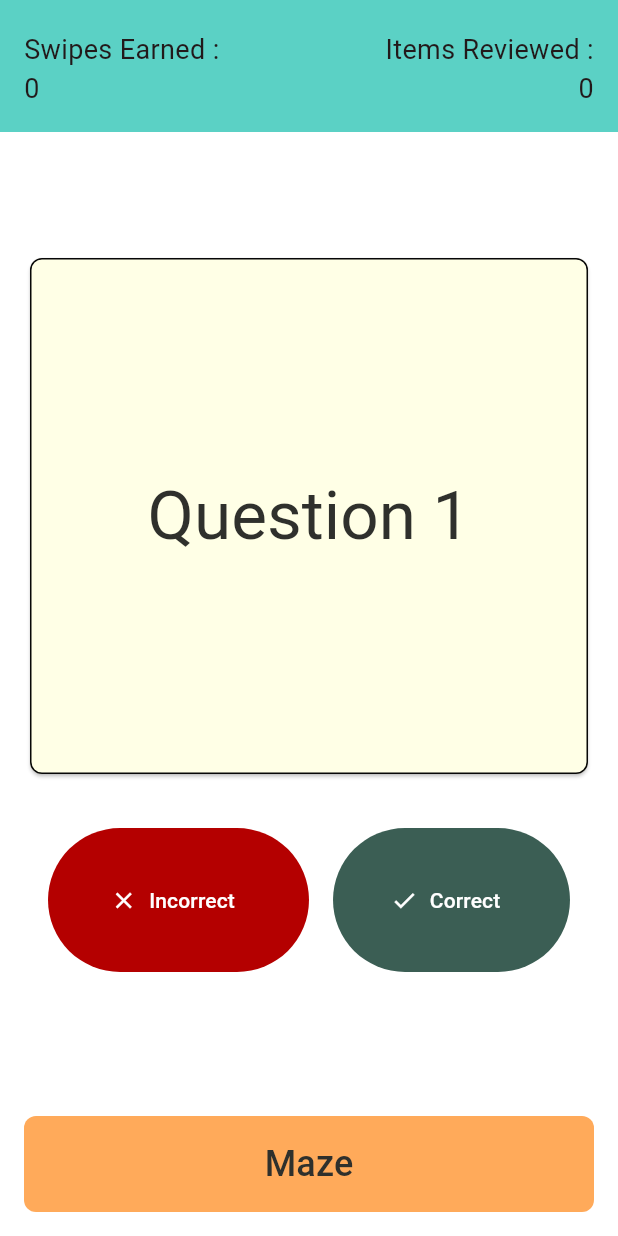
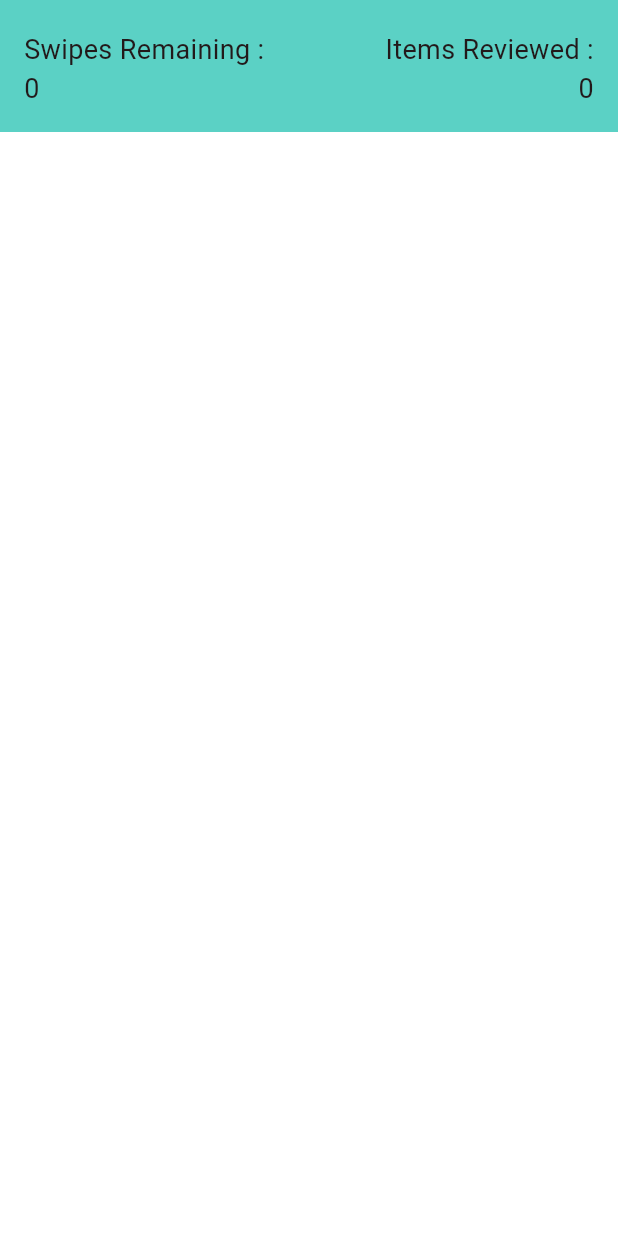
Before and after one commit to CallieWarren/quizmaze, a Flutter app: the screen it shows after launch, after a tap on "Maze", on a phone screen of 412 x 824 dp. Run offline on Flutter 3.47's test engine with Material 3 defaults, Android fonts, the phone set to English and light mode, and no system bars.

Commit message:
add maze logic

```diff
--- a/lib/game/ui/main.dart
+++ b/lib/game/ui/flashcard_quiz.dart
@@ -1,6 +1,7 @@
 import 'package:flutter/material.dart';
 import 'package:provider/provider.dart';
-import 'package:quizmaze/game/viewmodel/flash_card.dart';
+
+import 'model/flash_card.dart';
 
 void main() {
   runApp(QuizMaze());
@@ -60,41 +61,14 @@ class QuizPage extends StatelessWidget {
         child: Center(
           child: Column(
             children: [
-              Container(
-                padding: const EdgeInsets.fromLTRB(16, 20, 16, 16),
-                color: Color.fromARGB(200, 46, 196, 181),
-                child: Row(
-                  mainAxisAlignment: MainAxisAlignment.center,
-                  children: [
-                    Expanded(
-                      child: Text(
-                        'Swipes Earned :\n${appState.correct}',
-                        textAlign: TextAlign.left,
-                        style: TextStyle(
-                          fontSize: 18
-                        ),
-                      ),
-                    ),
-                    Expanded(
-                      child: Text(
-                        'Items Reviewed :\n${appState.total}',
-                        textAlign: TextAlign.right,
-                        style: TextStyle(
-                            fontSize: 18
-                        ),
-                      ),
-                    ),
-                  ],
-                ),
-              ),
-              Spacer(flex: 1),
+              GameHeader(isMazeView: false),
               Expanded(
                 flex: 6,
                 child: Row(
                   children: [
                     Expanded(
                       child: Container(
-                        margin: EdgeInsets.all(16),
+                        margin: EdgeInsets.fromLTRB(16, 20, 16, 16),
                         child: FlashcardView(
                           currentFlashCard: currentFlashCard,
                         ),
@@ -151,39 +125,7 @@ class QuizPage extends StatelessWidget {
                 ),
               ),
               Spacer(flex: 1),
-              Row(
-                children: [
-                  Expanded(
-                    child: Container(
-                      height: 64,
-                      margin: EdgeInsets.all(16),
-                      child: TextButton(
-                        onPressed: () {
-                          //todo
-                        },
-                        style: ButtonStyle(
-                          backgroundColor: WidgetStatePropertyAll<Color>(
-                            Color.fromARGB(255, 255, 170, 90),
-                          ),
-                          shape:
-                              WidgetStateProperty.all<RoundedRectangleBorder>(
-                                RoundedRectangleBorder(
-                                  borderRadius: BorderRadius.circular(8),
-                                ),
-                              ),
-                        ),
-                        child: Text(
-                          'Maze',
-                          style: TextStyle(
-                            color: Color.fromARGB(255, 47, 48, 44),
-                            fontSize: 24,
-                          ),
-                        ),
-                      ),
-                    ),
-                  ),
-                ],
-              ),
+              NavigationButton(),
             ],
           ),
         ),
@@ -244,3 +186,156 @@ class FlashcardView extends StatelessWidget {
     );
   }
 }
+
+class GameHeader extends StatelessWidget {
+  const GameHeader({super.key, required this.isMazeView});
+
+  final bool isMazeView;
+
+  @override
+  Widget build(BuildContext context) {
+    var appState = context.watch<QuizMazeState>();
+    String swipesText;
+    if (isMazeView) {
+      swipesText = 'Swipes Remaining :\n${appState.correct}';
+    } else {
+      swipesText = 'Swipes Earned :\n${appState.correct}';
+    }
+    return Container(
+      padding: const EdgeInsets.fromLTRB(16, 20, 16, 16),
+      color: Color.fromARGB(200, 46, 196, 181),
+      child: Row(
+        mainAxisAlignment: MainAxisAlignment.center,
+        children: [
+          Expanded(
+            child: Text(
+              swipesText,
+              textAlign: TextAlign.left,
+              style: TextStyle(fontSize: 18),
+            ),
+          ),
+          Expanded(
+            child: Text(
+              'Items Reviewed :\n${appState.total}',
+              textAlign: TextAlign.right,
+              style: TextStyle(fontSize: 18),
+            ),
+          ),
+        ],
+      ),
+    );
+  }
+}
+
+class NavigationButton extends StatelessWidget {
+  @override
+  Widget build(BuildContext context) {
+    return Row(
+      children: [
+        Expanded(
+          child: Container(
+            height: 64,
+            margin: EdgeInsets.all(16),
+            child: TextButton(
+              onPressed: () {
+                Navigator.of(context).push(
+                  MaterialPageRoute(builder: (context) => MazePage()),
+                );
+              },
+              style: ButtonStyle(
+                backgroundColor: WidgetStatePropertyAll<Color>(
+                  Color.fromARGB(255, 255, 170, 90),
+                ),
+                shape:
+                WidgetStateProperty.all<RoundedRectangleBorder>(
+                  RoundedRectangleBorder(
+                    borderRadius: BorderRadius.circular(8),
+                  ),
+                ),
+              ),
+              child: Text(
+                'Maze',
+                style: TextStyle(
+                  color: Color.fromARGB(255, 47, 48, 44),
+                  fontSize: 24,
+                ),
+              ),
+            ),
+          ),
+        ),
+      ],
+    );
+  }
+
+}
+
+class MazePage extends StatelessWidget {
+  @override
+  Widget build(BuildContext context) {
+    var appState = context.watch<QuizMazeState>();
+    return Scaffold(
+      backgroundColor: Colors.white,
+      body: SafeArea(
+        child: Center(child: Column(
+            children: [
+              GameHeader(isMazeView: true)
+            ]
+        )
+        ),
+      ),
+    );
+  }
+}
+
+class MazeView extends StatelessWidget {
+  const MazeView({super.key, required this.currentFlashCard});
+
+  final FlashCard currentFlashCard;
+
+  @override
+  Widget build(BuildContext context) {
+    final theme = Theme.of(context);
+    final flashcardStyle = theme.textTheme.displayMedium!.copyWith(
+      color: Color.fromARGB(255, 47, 48, 44),
+    );
+    var appState = context.watch<QuizMazeState>();
+
+    String flashCardText;
+    if (currentFlashCard.isQuestionSide) {
+      flashCardText = "Question ${currentFlashCard.count}";
+    } else {
+      flashCardText = "Answer ${currentFlashCard.count}";
+    }
+
+    return SizedBox(
+      height: double.infinity,
+      child: Card(
+        color: Color.fromARGB(255, 255, 255, 230),
+        shape: RoundedRectangleBorder(
+          borderRadius: BorderRadius.circular(8.0),
+          side: BorderSide(
+            color: Color.fromARGB(255, 7, 7, 7), // Black border color
+            width: 1.0, // Border width
+          ),
+        ),
+        child: InkWell(
+          borderRadius: BorderRadius.circular(8.0),
+          onTap: () {
+            appState.getNextSide();
+          },
+          child: Container(
+            margin: const EdgeInsets.all(20),
+            padding: const EdgeInsets.all(20),
+            child: Center(
+              child: Text(
+                flashCardText,
+                style: flashcardStyle,
+                textAlign: TextAlign.center,
+              ),
+            ),
+          ),
+        ),
+      ),
+    );
+  }
+}
--- /dev/null
+++ b/lib/game/ui/model/direction.dart
@@ -0,0 +1 @@
+enum Direction { left, right, up, down }
--- /dev/null
+++ b/lib/game/ui/model/maze_cell.dart
@@ -0,0 +1,14 @@
+class MazeCell {
+  bool isVisited = false;
+  bool isRevisitOption = false;
+  var neighbors = [];
+
+
+  void visit() {
+    isVisited = true;
+    var neighborOptions = neighbors.takeWhile((element) => !(element as MazeCell).isVisited);
+    isRevisitOption = neighborOptions.length > 1;
+  }
+
+  MazeCell();
+}
--- /dev/null
+++ b/lib/game/ui/model/wall.dart
@@ -0,0 +1,9 @@
+import 'dart:math';
+
+class Wall {
+  Point a;
+  Point b;
+  var isRevealed = false;
+
+  Wall(this.a, this.b);
+}
```
Also changed, not shown: lib/game/ui/model/maze.dart (added, +48 -0 lines), lib/game/viewmodel/maze_view_model.dart (added, +84 -0 lines), lib/game/ui/model/flash_card.dart (renamed from lib/game/viewmodel/flash_card.dart), 1 other file.
